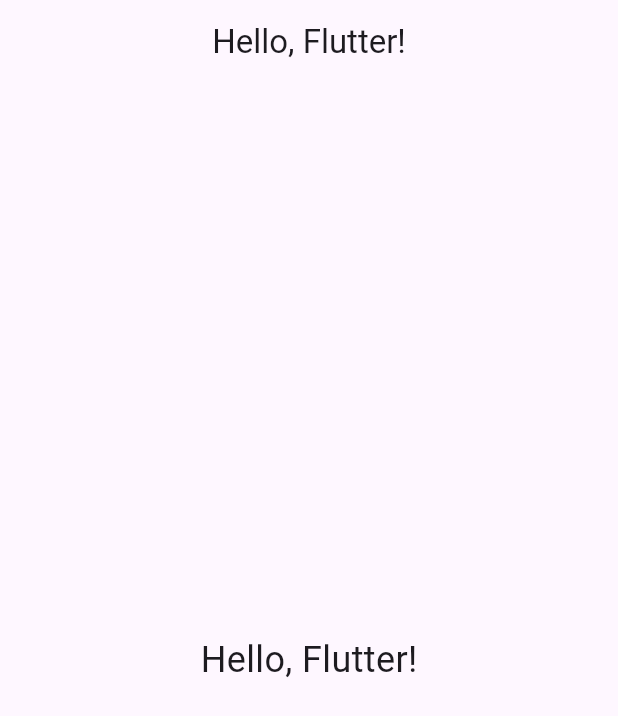
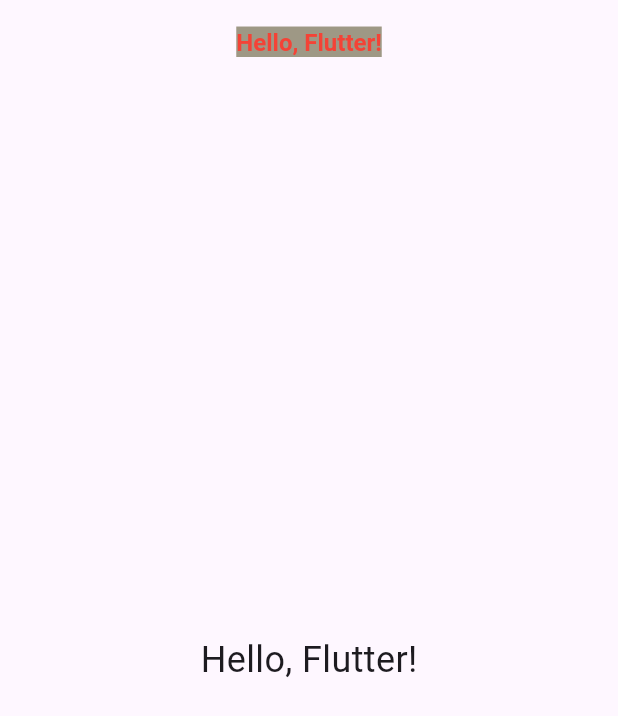
Before and after one commit to paulmagadi/Learn_Flutter, a Flutter app: the screen it shows after launch, on a phone screen of 412 x 824 dp. Shown: the top 716 px of the screen. Run offline on Flutter 3.47's test engine with Material 3 defaults, Android fonts, the phone set to English and light mode, and no system bars.

Commit message:
modified:   practice_flutter/myapp/lib/main.dart

```diff
--- a/practice_flutter/myapp/lib/main.dart
+++ b/practice_flutter/myapp/lib/main.dart
@@ -13,7 +13,15 @@ class MyApp extends StatelessWidget {
       home: Scaffold(
         appBar: AppBar(
           title: const Center(
-            child: Text('Hello, Flutter!'),
+            child: Text(
+              'Hello, Flutter!',
+              style: TextStyle(
+                fontSize: 16,
+                fontWeight: FontWeight.bold,
+                color: Colors.red,
+                backgroundColor: Color.fromARGB(255, 158, 152, 133),
+              ),
+              ),
             ),
         ),
         body: const Center(
```
